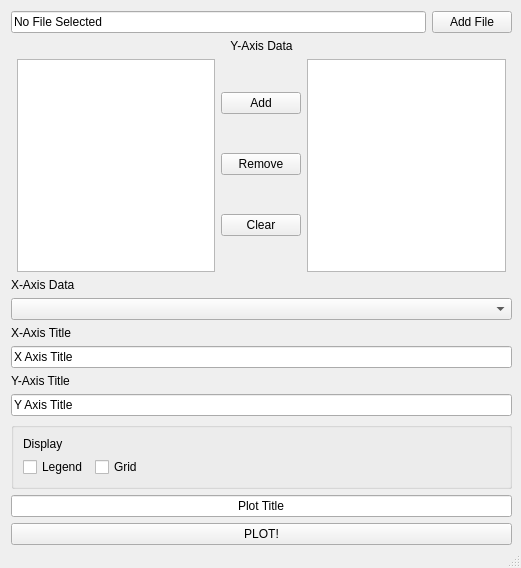
Qt form res/main.ui (Mank1941/DataVisualisationTool) before a commit.
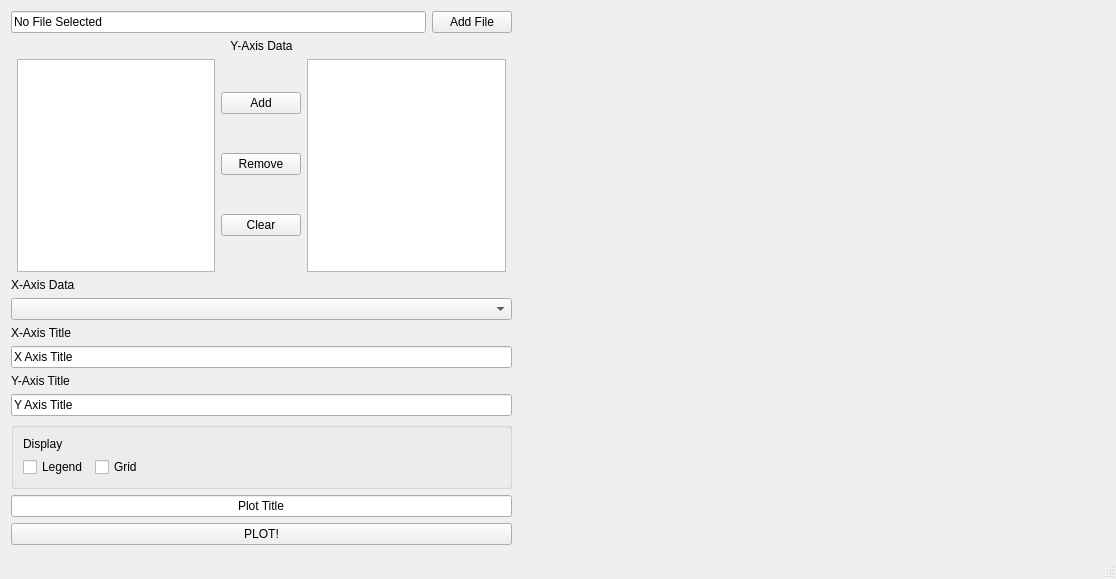
The same form after that commit. Custom widgets are drawn as their Qt base class.

What changed in the file:
```diff
--- a/res/main.ui
+++ b/res/main.ui
@@ -6,8 +6,8 @@
    <rect>
     <x>0</x>
     <y>0</y>
-    <width>521</width>
-    <height>568</height>
+    <width>1116</width>
+    <height>579</height>
    </rect>
   </property>
   <property name="windowTitle">
@@ -237,6 +237,16 @@
      </item>
     </layout>
    </widget>
+   <widget class="PlotWidget" name="plot_widget" native="true">
+    <property name="geometry">
+     <rect>
+      <x>520</x>
+      <y>10</y>
+      <width>581</width>
+      <height>531</height>
+     </rect>
+    </property>
+   </widget>
   </widget>
   <widget class="QStatusBar" name="statusBar"/>
   <action name="actionAdd_Datasheet">
@@ -245,6 +255,14 @@
    </property>
   </action>
  </widget>
+ <customwidgets>
+  <customwidget>
+   <class>PlotWidget</class>
+   <extends>QWidget</extends>
+   <header>plotwidget.h</header>
+   <container>1</container>
+  </customwidget>
+ </customwidgets>
  <resources/>
  <connections/>
 </ui>
```
